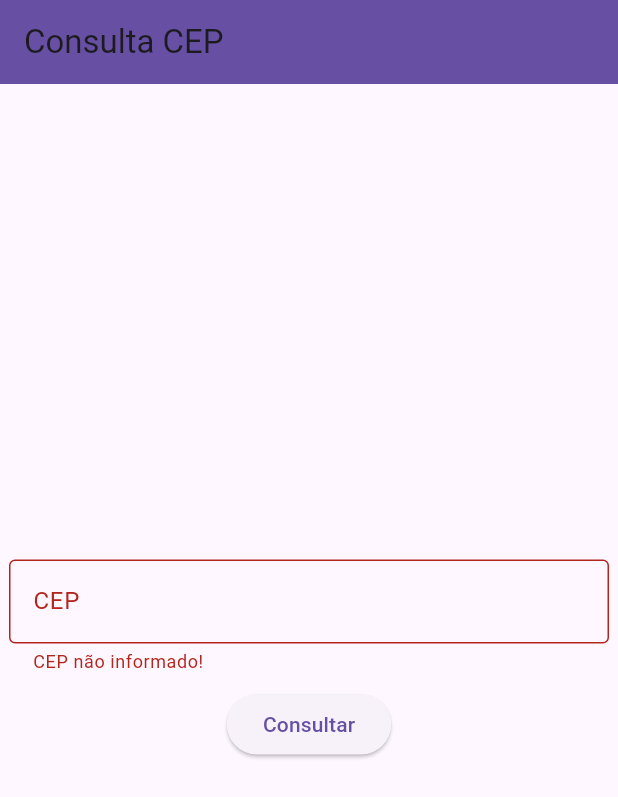
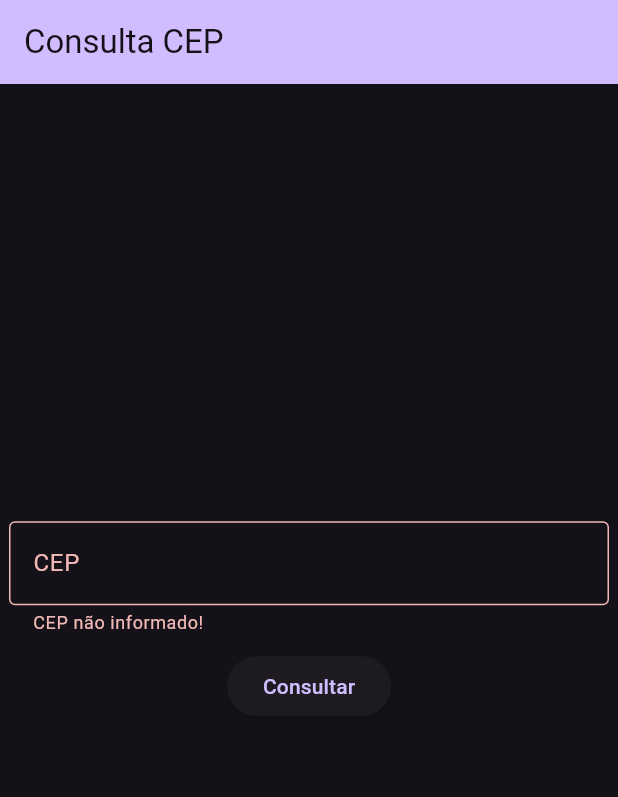
Before and after one commit to maxcielOliv/consulta_cep, a Flutter app: the screen it shows after launch, after a tap on "Consultar", on a phone screen of 412 x 824 dp. Shown: the top 797 px of the screen. Run offline on Flutter 3.47's test engine with Material 3 defaults, Android fonts, the phone set to English and light mode, and no system bars; our stand-ins replace dio.

```diff
--- a/lib/app.dart
+++ b/lib/app.dart
@@ -6,9 +6,10 @@ class App extends StatelessWidget {
 
   @override
   Widget build(BuildContext context) {
-
     return MaterialApp(
+      themeMode: ThemeMode.dark,
       darkTheme: ThemeData.dark(useMaterial3: true,),
+      color: Colors.amber,
       home: HomePage()
     );
   }
--- a/lib/ui/pages/home_page.dart
+++ b/lib/ui/pages/home_page.dart
@@ -9,15 +9,29 @@ class HomePage extends StatefulWidget {
 }
 
 class _HomePageState extends State<HomePage> {
+  final textCep = TextEditingController();
+  final formKey = GlobalKey<FormState>();
+  String result = "";
+
+  Future<void> constultaCep() async {
+    final cepInfo = await consultar(textCep.text);
+    setState(() {
+      result =
+          "CEP: ${cepInfo.cep}\n"
+          "Logradouro: ${cepInfo.logradouro}\n"
+          "Bairro: ${cepInfo.bairro}\n"
+          "Cidade: ${cepInfo.localidade} - ${cepInfo.uf}";
+    });
+  }
+
   @override
   Widget build(BuildContext context) {
-    final textCep = TextEditingController();
-    final formKey = GlobalKey<FormState>();
-    String result = "";
     return Scaffold(
       appBar: AppBar(
         backgroundColor: Theme.of(context).colorScheme.primary,
-        title: Text("Consulta CEP"),
+        title: Text("Consulta CEP", style: TextStyle(
+          color: Theme.of(context).primaryColor
+        ),),
       ),
       body: Center(
         child: Form(
@@ -46,17 +60,13 @@ class _HomePageState extends State<HomePage> {
               ElevatedButton(
                 onPressed: () async {
                   if (formKey.currentState!.validate()) {
-                     final cepInfo = await consultar(textCep.text);
-                     setState(() {
-                       result = "CEP: ${cepInfo.bairro}\n"
-                        "Logradouro: ${cepInfo.logradouro}\n"
-                        "Bairro: ${cepInfo.bairro}\n"
-                        "Cidade: ${cepInfo.localidade} - ${cepInfo.uf}";
-                     });
+                    constultaCep();
                   }
                 },
                 child: Text('Consultar'),
               ),
+              const SizedBox(height: 30),
+              Text(result),
             ],
           ),
         ),
```
